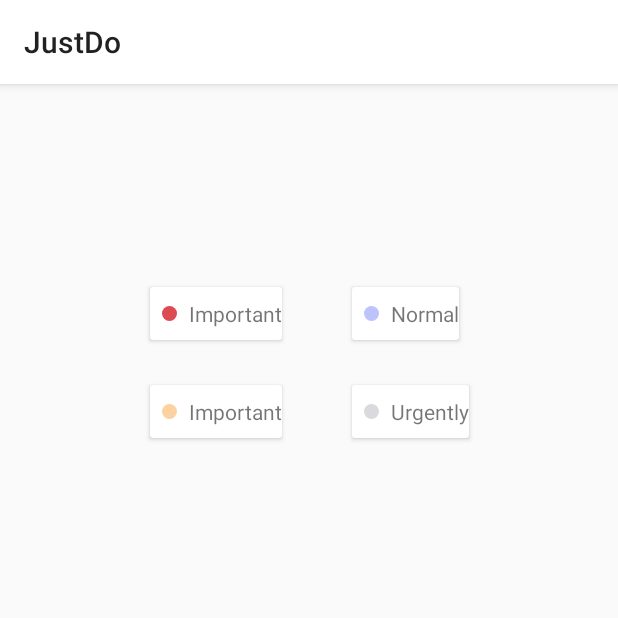
After one commit to LordDarthArt/JustDo, an Android app: the fragment SortFragment shown on its own in the app's theme, on a phone screen of 412 x 824 dp, the top half of it. The commit adds this screen. Run offline under Robolectric (Android 15) with nearby library versions, the phone set to English and light mode, and no system bars.

Commit message:
Development in progress

```diff
--- a/app/src/main/java/tk/lorddarthart/justdo/LogInFragment.kt
+++ b/app/src/main/java/tk/lorddarthart/justdo/LogInFragment.kt
@@ -16,9 +16,6 @@ import kotlinx.android.synthetic.main.fragment_log_in.view.*
 import org.apache.commons.validator.routines.EmailValidator
 import com.google.firebase.dynamiclinks.DynamicLink
 import com.google.firebase.dynamiclinks.FirebaseDynamicLinks
-
-
-
 
 // TODO: Rename parameter arguments, choose names that match
 // the fragment initialization parameters, e.g. ARG_ITEM_NUMBER
--- /dev/null
+++ b/app/src/main/java/tk/lorddarthart/justdo/SortFragment.kt
@@ -0,0 +1,35 @@
+package tk.lorddarthart.justdo
+
+import android.content.Context
+import android.net.Uri
+import android.os.Bundle
+import android.support.v4.app.Fragment
+import android.view.LayoutInflater
+import android.view.View
+import android.view.ViewGroup
+
+
+// TODO: Rename parameter arguments, choose names that match
+// the fragment initialization parameters, e.g. ARG_ITEM_NUMBER
+private const val ARG_PARAM1 = "param1"
+private const val ARG_PARAM2 = "param2"
+
+class SortFragment : Fragment() {
+    // TODO: Rename and change types of parameters
+    private var param1: String? = null
+    private var param2: String? = null
+
+    override fun onCreate(savedInstanceState: Bundle?) {
+        super.onCreate(savedInstanceState)
+        arguments?.let {
+            param1 = it.getString(ARG_PARAM1)
+            param2 = it.getString(ARG_PARAM2)
+        }
+    }
+
+    override fun onCreateView(inflater: LayoutInflater, container: ViewGroup?,
+                              savedInstanceState: Bundle?): View? {
+        // Inflate the layout for this fragment
+        return inflater.inflate(R.layout.fragment_sort, container, false)
+    }
+}
--- a/app/src/main/res/layout/fragment_sign_up.xml
+++ b/app/src/main/res/layout/fragment_sign_up.xml
@@ -44,7 +44,7 @@
             app:layout_constraintStart_toStartOf="parent"
             app:layout_constraintTop_toTopOf="parent">
 
-            <EditText
+            <android.support.design.widget.TextInputEditText
                 android:id="@+id/tvSignUpEmail"
                 android:layout_width="match_parent"
                 android:layout_height="wrap_content"
@@ -67,7 +67,7 @@
             app:layout_constraintStart_toStartOf="@+id/tilSignUpEmail"
             app:layout_constraintTop_toBottomOf="@+id/tilSignUpEmail">
 
-            <EditText
+            <android.support.design.widget.TextInputEditText
                 android:id="@+id/tvSignUpPassword"
                 android:layout_width="match_parent"
                 android:layout_height="wrap_content"
@@ -77,6 +77,7 @@
                 android:inputType="textPassword"
                 android:textColorHint="@color/txtDisColor"
                 tools:targetApi="o" />
+
         </android.support.design.widget.TextInputLayout>
 
         <android.support.design.widget.TextInputLayout
@@ -89,7 +90,7 @@
             app:layout_constraintStart_toStartOf="@+id/tilSignUpEmail"
             app:layout_constraintTop_toBottomOf="@+id/tilSignUpPassword">
 
-            <EditText
+            <android.support.design.widget.TextInputEditText
                 android:id="@+id/tvSignUpConfirmPassword"
                 android:layout_width="match_parent"
                 android:layout_height="wrap_content"
@@ -99,6 +100,7 @@
                 android:inputType="textPassword"
                 android:textColorHint="@color/txtDisColor"
                 tools:targetApi="o" />
+
         </android.support.design.widget.TextInputLayout>
 
     </android.support.constraint.ConstraintLayout>
--- /dev/null
+++ b/app/src/main/res/layout/fragment_sort.xml
@@ -0,0 +1,185 @@
+<?xml version="1.0" encoding="utf-8"?>
+<android.support.constraint.ConstraintLayout xmlns:android="http://schemas.android.com/apk/res/android"
+    xmlns:app="http://schemas.android.com/apk/res-auto"
+    xmlns:tools="http://schemas.android.com/tools"
+    android:layout_width="match_parent"
+    android:layout_height="match_parent"
+    tools:context=".SortFragment">
+
+
+    <android.support.constraint.ConstraintLayout
+        android:id="@+id/clPriority"
+        android:layout_width="wrap_content"
+        android:layout_height="wrap_content"
+        android:layout_marginTop="127dp"
+        app:layout_constraintEnd_toEndOf="parent"
+        app:layout_constraintStart_toStartOf="parent"
+        app:layout_constraintTop_toTopOf="parent">
+
+        <android.support.v7.widget.CardView
+            android:id="@+id/cvPriorityUrgently"
+            android:layout_width="wrap_content"
+            android:layout_height="wrap_content"
+            android:layout_marginStart="8dp"
+            android:layout_marginTop="8dp"
+            app:layout_constraintStart_toStartOf="parent"
+            app:layout_constraintTop_toTopOf="parent">
+
+            <android.support.constraint.ConstraintLayout
+                android:layout_width="wrap_content"
+                android:layout_height="match_parent">
+
+                <TextView
+                    android:id="@+id/tvPriorityUrgently"
+                    android:layout_width="wrap_content"
+                    android:layout_height="wrap_content"
+                    android:layout_marginStart="8dp"
+                    android:layout_marginTop="8dp"
+                    android:layout_marginBottom="8dp"
+                    android:text="@string/priority_important"
+                    app:layout_constraintBottom_toBottomOf="parent"
+                    app:layout_constraintStart_toEndOf="@+id/ivPriorityUrgently"
+                    app:layout_constraintTop_toTopOf="parent" />
+
+                <ImageView
+                    android:id="@+id/ivPriorityUrgently"
+                    android:layout_width="10dp"
+                    android:layout_height="10dp"
+                    android:layout_marginStart="8dp"
+                    android:layout_marginTop="8dp"
+                    android:layout_marginBottom="8dp"
+                    android:src="@drawable/shape_circle"
+                    android:tint="@color/highPriorityMarkColor"
+                    app:layout_constraintBottom_toBottomOf="parent"
+                    app:layout_constraintStart_toStartOf="parent"
+                    app:layout_constraintTop_toTopOf="parent"
+                    android:contentDescription="@string/todo" />
+            </android.support.constraint.ConstraintLayout>
+        </android.support.v7.widget.CardView>
+
+        <android.support.v7.widget.CardView
+            android:id="@+id/cvPriorityNormal"
+            android:layout_width="wrap_content"
+            android:layout_height="wrap_content"
+            android:layout_marginStart="40dp"
+            android:layout_marginEnd="8dp"
+            app:layout_constraintEnd_toEndOf="parent"
+            app:layout_constraintStart_toEndOf="@+id/cvPriorityUrgently"
+            app:layout_constraintTop_toTopOf="@+id/cvPriorityUrgently">
+
+            <android.support.constraint.ConstraintLayout
+                android:layout_width="wrap_content"
+                android:layout_height="match_parent">
+
+                <TextView
+                    android:id="@+id/tvPriorityNormal"
+                    android:layout_width="wrap_content"
+                    android:layout_height="wrap_content"
+                    android:layout_marginStart="8dp"
+                    android:layout_marginTop="8dp"
+                    android:layout_marginBottom="8dp"
+                    android:text="@string/priority_normal"
+                    app:layout_constraintBottom_toBottomOf="parent"
+                    app:layout_constraintStart_toEndOf="@+id/ivPriorityNormal"
+                    app:layout_constraintTop_toTopOf="parent" />
+
+                <ImageView
+                    android:id="@+id/ivPriorityNormal"
+                    android:layout_width="10dp"
+                    android:layout_height="10dp"
+                    android:layout_marginStart="8dp"
+                    android:layout_marginTop="8dp"
+                    android:layout_marginBottom="8dp"
+                    android:src="@drawable/shape_circle"
+                    android:tint="@color/lowPriorityMarkColor"
+                    app:layout_constraintBottom_toBottomOf="parent"
+                    app:layout_constraintStart_toStartOf="parent"
+                    app:layout_constraintTop_toTopOf="parent"
+                    android:contentDescription="@string/todo" />
+            </android.support.constraint.ConstraintLayout>
+        </android.support.v7.widget.CardView>
+
+        <android.support.v7.widget.CardView
+            android:id="@+id/cvPriorityImportant"
+            android:layout_width="wrap_content"
+            android:layout_height="wrap_content"
+            android:layout_marginTop="30dp"
+            app:layout_constraintStart_toStartOf="@+id/cvPriorityUrgently"
+            app:layout_constraintTop_toBottomOf="@+id/cvPriorityUrgently">
+
+            <android.support.constraint.ConstraintLayout
+                android:layout_width="wrap_content"
+                android:layout_height="match_parent">
+
+                <TextView
+                    android:id="@+id/tvPriorityImportant"
+                    android:layout_width="wrap_content"
+                    android:layout_height="wrap_content"
+                    android:layout_marginStart="8dp"
+                    android:layout_marginTop="8dp"
+                    android:layout_marginBottom="8dp"
+                    android:text="@string/priority_important"
+                    app:layout_constraintBottom_toBottomOf="parent"
+                    app:layout_constraintStart_toEndOf="@+id/ivPriorityImportant"
+                    app:layout_constraintTop_toTopOf="parent" />
+
+                <ImageView
+                    android:id="@+id/ivPriorityImportant"
+                    android:layout_width="10dp"
+                    android:layout_height="10dp"
+                    android:layout_marginStart="8dp"
+                    android:layout_marginTop="8dp"
+                    android:layout_marginBottom="8dp"
+                    android:src="@drawable/shape_circle"
+                    android:tint="@color/middlePriorityMarkColor"
+                    app:layout_constraintBottom_toBottomOf="parent"
+                    app:layout_constraintStart_toStartOf="parent"
+                    app:layout_constraintTop_toTopOf="parent"
+                    android:contentDescription="@string/todo" />
+            </android.support.constraint.ConstraintLayout>
+        </android.support.v7.widget.CardView>
+
+        <android.support.v7.widget.CardView
+            android:id="@+id/cvPriorityNeutral"
+            android:layout_width="wrap_content"
+            android:layout_height="wrap_content"
+            android:layout_marginEnd="8dp"
+            android:layout_marginBottom="8dp"
+            app:layout_constraintBottom_toBottomOf="parent"
+            app:layout_constraintEnd_toEndOf="parent"
+            app:layout_constraintStart_toStartOf="@+id/cvPriorityNormal"
+            app:layout_constraintTop_toTopOf="@+id/cvPriorityImportant">
+
+            <android.support.constraint.ConstraintLayout
+                android:layout_width="wrap_content"
+                android:layout_height="match_parent">
+
+                <TextView
+                    android:id="@+id/tvPriorityNeutral"
+                    android:layout_width="wrap_content"
+                    android:layout_height="wrap_content"
+                    android:layout_marginStart="8dp"
+                    android:layout_marginTop="8dp"
+                    android:layout_marginBottom="8dp"
+                    android:text="@string/priority_urgently"
+                    app:layout_constraintBottom_toBottomOf="parent"
+                    app:layout_constraintStart_toEndOf="@+id/ivPriorityNeutral"
+                    app:layout_constraintTop_toTopOf="parent" />
+
+                <ImageView
+                    android:id="@+id/ivPriorityNeutral"
+                    android:layout_width="10dp"
+                    android:layout_height="10dp"
+                    android:layout_marginStart="8dp"
+                    android:layout_marginTop="8dp"
+                    android:layout_marginBottom="8dp"
+                    android:src="@drawable/shape_circle"
+                    app:layout_constraintBottom_toBottomOf="parent"
+                    app:layout_constraintStart_toStartOf="parent"
+                    app:layout_constraintTop_toTopOf="parent"
+                    android:contentDescription="@string/todo" />
+            </android.support.constraint.ConstraintLayout>
+        </android.support.v7.widget.CardView>
+    </android.support.constraint.ConstraintLayout>
+
+</android.support.constraint.ConstraintLayout>
--- a/app/src/main/res/values/strings.xml
+++ b/app/src/main/res/values/strings.xml
@@ -26,4 +26,7 @@
     <string name="navmain">Главная</string>
     <string name="navaccount">Аккаунт</string>
     <string name="exit">Exit</string>
+    <string name="priority_normal">Normal</string>
+    <string name="priority_important">Important</string>
+    <string name="priority_urgently">Urgently</string>
 </resources>
```
